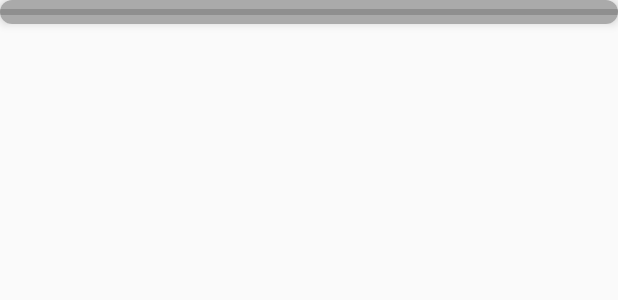
After one commit to nell-studios/Pi, an Android app: the layout continue_watching_item_view.xml on its own in the app's theme, with its tools: preview values and no code run, on a phone screen of 412 x 824 dp. The commit adds this screen. Shown: the top 300 px of the screen. Run offline under Robolectric (Android 15) with nearby library versions, the phone set to English and light mode, and no system bars.

Commit message:
added files

```diff
--- a/app/src/main/java/nellStudios/tech/pi/dagger/AppModule.kt
+++ b/app/src/main/java/nellStudios/tech/pi/dagger/AppModule.kt
@@ -8,6 +8,7 @@ import dagger.Module
 import dagger.Provides
 import dagger.hilt.InstallIn
 import dagger.hilt.android.components.ApplicationComponent
+import nellStudios.tech.pi.ui.adapters.ContinueWatchingAdapter
 import nellStudios.tech.pi.ui.adapters.ExploreTopicsAdapter
 import nellStudios.tech.pi.ui.adapters.TopicDetailsAdapter
 import javax.inject.Singleton
@@ -39,4 +40,8 @@ object AppModule {
     @Singleton
     @Provides
     fun provideTopicVideosAdapter(): TopicDetailsAdapter = TopicDetailsAdapter()
+
+    @Singleton
+    @Provides
+    fun provideContinueWatchingAdapter(): ContinueWatchingAdapter = ContinueWatchingAdapter()
 }
--- a/app/src/main/java/nellStudios/tech/pi/ui/activities/MainActivity.kt
+++ b/app/src/main/java/nellStudios/tech/pi/ui/activities/MainActivity.kt
@@ -28,7 +28,7 @@ import nellStudios.tech.pi.viewmodels.MainViewModel
 class MainActivity : AppCompatActivity() {
 
     var user: User = User()
-    private val args: MainActivityArgs by navArgs()
+    val args: MainActivityArgs by navArgs()
     lateinit var binding: ActivityMainBinding
     val viewModel: MainViewModel by viewModels()
 
--- a/app/src/main/java/nellStudios/tech/pi/ui/fragments/MainBaseFragment.kt
+++ b/app/src/main/java/nellStudios/tech/pi/ui/fragments/MainBaseFragment.kt
@@ -5,15 +5,18 @@ import android.view.View
 import nellStudios.tech.pi.databinding.ActivityMainBinding
 import nellStudios.tech.pi.models.User
 import nellStudios.tech.pi.ui.activities.MainActivity
+import nellStudios.tech.pi.viewmodels.MainViewModel
 
 abstract class MainBaseFragment: BaseFragment() {
 
+    lateinit var activityViewModel: MainViewModel
     lateinit var user: User
     lateinit var activityBinding: ActivityMainBinding
 
     override fun onViewCreated(view: View, savedInstanceState: Bundle?) {
         super.onViewCreated(view, savedInstanceState)
         user = (activity as MainActivity).user
+        activityViewModel = (activity as MainActivity).viewModel
         activityBinding = (activity as MainActivity).binding
     }
 }
--- /dev/null
+++ b/app/src/main/res/layout/continue_watching_item_view.xml
@@ -0,0 +1,63 @@
+<?xml version="1.0" encoding="utf-8"?>
+<androidx.constraintlayout.widget.ConstraintLayout xmlns:android="http://schemas.android.com/apk/res/android"
+    android:layout_width="match_parent"
+    android:layout_height="match_parent"
+    xmlns:app="http://schemas.android.com/apk/res-auto">
+
+    <androidx.cardview.widget.CardView
+        android:layout_height="wrap_content"
+        android:layout_width="match_parent"
+        app:layout_constraintStart_toStartOf="parent"
+        app:layout_constraintEnd_toEndOf="parent"
+        app:layout_constraintTop_toTopOf="parent"
+        android:id="@+id/continueWatchingCardView"
+        app:cardElevation="4dp"
+        app:cardCornerRadius="10dp"
+        >
+
+        <FrameLayout
+            android:layout_height="match_parent"
+            android:layout_width="match_parent"
+            android:background="@android:color/darker_gray"
+            >
+            <ImageView
+                android:layout_height="wrap_content"
+                android:layout_width="match_parent"
+                android:id="@+id/thumbnailImage"
+                />
+
+            <ProgressBar
+                android:id="@+id/watchedPercentage"
+                style="?android:attr/progressBarStyleHorizontal"
+                android:layout_height="wrap_content"
+                android:layout_width="match_parent"
+                android:max="100"
+                android:layout_gravity="bottom"
+                />
+
+<!--            <LinearLayout-->
+<!--                android:layout_height="wrap_content"-->
+<!--                android:layout_width="wrap_content"-->
+<!--                android:layout_gravity="start|bottom"-->
+<!--                android:orientation="vertical"-->
+<!--                >-->
+
+<!--                <TextView-->
+<!--                    android:layout_height="wrap_content"-->
+<!--                    android:layout_width="wrap_content"-->
+<!--                    android:id="@+id/videoTitle"-->
+<!--                    style="@style/HeaderTextStyle"-->
+<!--                    />-->
+
+<!--                <TextView-->
+<!--                    android:layout_height="wrap_content"-->
+<!--                    android:layout_width="wrap_content"-->
+<!--                    android:id="@+id/videoDescription"-->
+<!--                    style="@style/HeaderTextStyle"-->
+<!--                    />-->
+<!--            </LinearLayout>-->
+        </FrameLayout>
+
+    </androidx.cardview.widget.CardView>
+
+</androidx.constraintlayout.widget.ConstraintLayout>
--- a/app/src/main/res/layout/fragment_home.xml
+++ b/app/src/main/res/layout/fragment_home.xml
@@ -68,7 +68,7 @@
                     />
 
                 <androidx.recyclerview.widget.RecyclerView
-                    android:id="@+id/rvDownloaded"
+                    android:id="@+id/rvContinueWatching"
                     android:layout_height="wrap_content"
                     android:layout_width="match_parent"
                     app:layout_constraintStart_toStartOf="parent"
--- a/app/src/main/res/navigation/main_nav_graph.xml
+++ b/app/src/main/res/navigation/main_nav_graph.xml
@@ -20,6 +20,9 @@
             app:destination="@id/topicDetailFragment" />
         <action
             android:id="@+id/action_homeScreenFragment_to_videoPlayerActivity"
+            app:destination="@id/videoPlayerActivity" />
+        <action
+            android:id="@+id/action_homeScreenFragment_to_videoPlayerActivity2"
             app:destination="@id/videoPlayerActivity" />
     </fragment>
     <fragment
```
Also changed, not shown: app/src/main/java/nellStudios/tech/pi/ui/adapters/ContinueWatchingAdapter.kt (added, +57 -0 lines), app/src/main/java/nellStudios/tech/pi/ui/fragments/Main/HomeScreenFragment.kt (+33 -5 lines).
